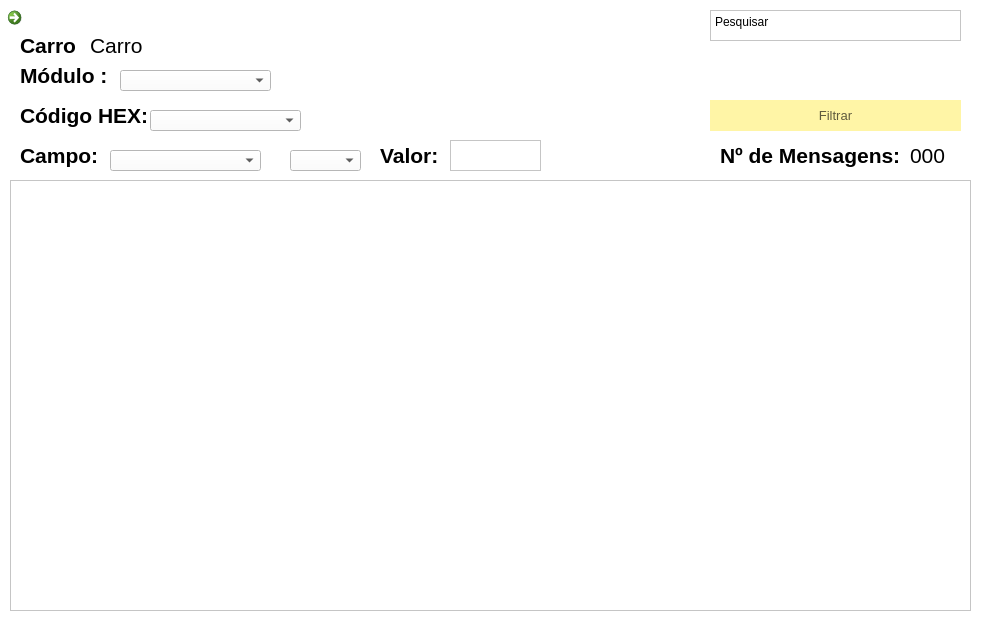
Old version of the form FSIPLeiria/tabeladados.ui in the repository tatianascgil/Projeto_Informatico_Formula_Student_Barramento_CAN.
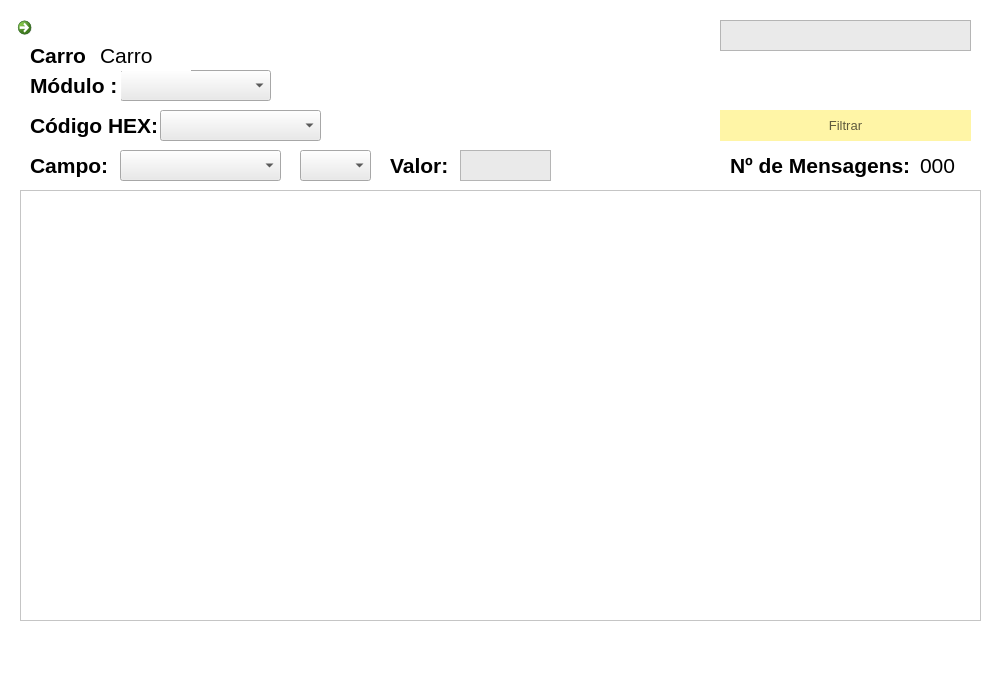
New version of the form. Icons and pictures are not drawn.

Commit message: Tabela de dados e bugs corrigidos

Diff of the .ui file:
```diff
--- a/FSIPLeiria/tabeladados.ui
+++ b/FSIPLeiria/tabeladados.ui
@@ -1,13 +1,13 @@
 <?xml version="1.0" encoding="UTF-8"?>
 <ui version="4.0">
- <class>Form</class>
- <widget class="QWidget" name="Form">
+ <class>TabelaDados</class>
+ <widget class="QDialog" name="TabelaDados">
   <property name="geometry">
    <rect>
     <x>0</x>
     <y>0</y>
-    <width>984</width>
-    <height>626</height>
+    <width>1000</width>
+    <height>700</height>
    </rect>
   </property>
   <property name="windowTitle">
@@ -20,251 +20,18 @@
   <widget class="QTableView" name="tableViewTabelaDados">
    <property name="geometry">
     <rect>
-     <x>10</x>
-     <y>180</y>
+     <x>20</x>
+     <y>190</y>
      <width>961</width>
      <height>431</height>
     </rect>
    </property>
   </widget>
-  <widget class="QCommandLinkButton" name="commandButtonVoltar">
-   <property name="geometry">
-    <rect>
-     <x>0</x>
-     <y>0</y>
-     <width>31</width>
-     <height>31</height>
-    </rect>
-   </property>
-   <property name="cursor">
-    <cursorShape>PointingHandCursor</cursorShape>
-   </property>
-   <property name="text">
-    <string/>
-   </property>
-   <property name="icon">
-    <iconset>
-     <normaloff>../setavoltar.ico</normaloff>../setavoltar.ico</iconset>
-   </property>
-  </widget>
-  <widget class="QLabel" name="label_3">
-   <property name="geometry">
-    <rect>
-     <x>20</x>
-     <y>30</y>
-     <width>71</width>
-     <height>31</height>
-    </rect>
-   </property>
-   <property name="font">
-    <font>
-     <pointsize>16</pointsize>
-     <bold>true</bold>
-    </font>
-   </property>
-   <property name="text">
-    <string>Carro</string>
-   </property>
-  </widget>
-  <widget class="QLabel" name="label">
-   <property name="geometry">
-    <rect>
-     <x>20</x>
-     <y>60</y>
-     <width>91</width>
-     <height>31</height>
-    </rect>
-   </property>
-   <property name="font">
-    <font>
-     <pointsize>16</pointsize>
-     <bold>true</bold>
-    </font>
-   </property>
-   <property name="text">
-    <string>Módulo :</string>
-   </property>
-  </widget>
-  <widget class="QLabel" name="labelNomeCarro">
-   <property name="geometry">
-    <rect>
-     <x>90</x>
-     <y>30</y>
-     <width>91</width>
-     <height>31</height>
-    </rect>
-   </property>
-   <property name="font">
-    <font>
-     <pointsize>16</pointsize>
-    </font>
-   </property>
-   <property name="text">
-    <string>Carro</string>
-   </property>
-  </widget>
-  <widget class="QLabel" name="label_2">
-   <property name="geometry">
-    <rect>
-     <x>20</x>
-     <y>100</y>
-     <width>131</width>
-     <height>31</height>
-    </rect>
-   </property>
-   <property name="font">
-    <font>
-     <pointsize>16</pointsize>
-     <bold>true</bold>
-    </font>
-   </property>
-   <property name="text">
-    <string>Código HEX:</string>
-   </property>
-  </widget>
-  <widget class="QLabel" name="label_4">
-   <property name="geometry">
-    <rect>
-     <x>20</x>
-     <y>140</y>
-     <width>81</width>
-     <height>31</height>
-    </rect>
-   </property>
-   <property name="font">
-    <font>
-     <pointsize>16</pointsize>
-     <bold>true</bold>
-    </font>
-   </property>
-   <property name="text">
-    <string>Campo:</string>
-   </property>
-  </widget>
-  <widget class="QLabel" name="label_5">
-   <property name="geometry">
-    <rect>
-     <x>380</x>
-     <y>140</y>
-     <width>81</width>
-     <height>31</height>
-    </rect>
-   </property>
-   <property name="font">
-    <font>
-     <pointsize>16</pointsize>
-     <bold>true</bold>
-    </font>
-   </property>
-   <property name="text">
-    <string>Valor:</string>
-   </property>
-  </widget>
-  <widget class="QPlainTextEdit" name="plainTextEditValor">
-   <property name="geometry">
-    <rect>
-     <x>450</x>
-     <y>140</y>
-     <width>91</width>
-     <height>31</height>
-    </rect>
-   </property>
-  </widget>
-  <widget class="QPlainTextEdit" name="plainTextEditPesquisa">
-   <property name="geometry">
-    <rect>
-     <x>710</x>
-     <y>10</y>
-     <width>251</width>
-     <height>31</height>
-    </rect>
-   </property>
-   <property name="plainText">
-    <string>Pesquisar</string>
-   </property>
-  </widget>
-  <widget class="QComboBox" name="comboBoxModulo">
-   <property name="geometry">
-    <rect>
-     <x>120</x>
-     <y>70</y>
-     <width>151</width>
-     <height>21</height>
-    </rect>
-   </property>
-  </widget>
-  <widget class="QComboBox" name="comboBoxCodigoHEX">
-   <property name="geometry">
-    <rect>
-     <x>150</x>
-     <y>110</y>
-     <width>151</width>
-     <height>21</height>
-    </rect>
-   </property>
-  </widget>
-  <widget class="QComboBox" name="comboBoxCampo">
-   <property name="geometry">
-    <rect>
-     <x>110</x>
-     <y>150</y>
-     <width>151</width>
-     <height>21</height>
-    </rect>
-   </property>
-  </widget>
-  <widget class="QComboBox" name="comboBoxCampo2">
-   <property name="geometry">
-    <rect>
-     <x>290</x>
-     <y>150</y>
-     <width>71</width>
-     <height>21</height>
-    </rect>
-   </property>
-  </widget>
-  <widget class="QLabel" name="label_6">
-   <property name="geometry">
-    <rect>
-     <x>720</x>
-     <y>140</y>
-     <width>191</width>
-     <height>31</height>
-    </rect>
-   </property>
-   <property name="font">
-    <font>
-     <pointsize>16</pointsize>
-     <bold>true</bold>
-    </font>
-   </property>
-   <property name="text">
-    <string>Nº de Mensagens:</string>
-   </property>
-  </widget>
-  <widget class="QLabel" name="labelNMensagens">
-   <property name="geometry">
-    <rect>
-     <x>910</x>
-     <y>140</y>
-     <width>41</width>
-     <height>31</height>
-    </rect>
-   </property>
-   <property name="font">
-    <font>
-     <pointsize>16</pointsize>
-    </font>
-   </property>
-   <property name="text">
-    <string>000</string>
-   </property>
-  </widget>
   <widget class="QPushButton" name="btnFiltrar">
    <property name="geometry">
     <rect>
-     <x>710</x>
-     <y>100</y>
+     <x>720</x>
+     <y>110</y>
      <width>251</width>
      <height>31</height>
     </rect>
@@ -297,6 +64,275 @@
     <string>Filtrar</string>
    </property>
   </widget>
+  <widget class="QComboBox" name="comboBoxModulo">
+   <property name="geometry">
+    <rect>
+     <x>120</x>
+     <y>70</y>
+     <width>151</width>
+     <height>31</height>
+    </rect>
+   </property>
+   <property name="styleSheet">
+    <string notr="true">background:rgb(234, 234, 234)</string>
+   </property>
+   <property name="placeholderText">
+    <string>&lt;Selecionar Módulo&gt;</string>
+   </property>
+  </widget>
+  <widget class="QPlainTextEdit" name="plainTextEditPesquisa">
+   <property name="geometry">
+    <rect>
+     <x>720</x>
+     <y>20</y>
+     <width>251</width>
+     <height>31</height>
+    </rect>
+   </property>
+   <property name="styleSheet">
+    <string notr="true">background:rgb(234, 234, 234)</string>
+   </property>
+   <property name="plainText">
+    <string/>
+   </property>
+   <property name="placeholderText">
+    <string>Pesquisar</string>
+   </property>
+  </widget>
+  <widget class="QComboBox" name="comboBoxOperador">
+   <property name="geometry">
+    <rect>
+     <x>300</x>
+     <y>150</y>
+     <width>71</width>
+     <height>31</height>
+    </rect>
+   </property>
+   <property name="styleSheet">
+    <string notr="true">background:rgb(234, 234, 234)</string>
+   </property>
+   <property name="currentIndex">
+    <number>-1</number>
+   </property>
+   <property name="placeholderText">
+    <string/>
+   </property>
+  </widget>
+  <widget class="QLabel" name="label_4">
+   <property name="geometry">
+    <rect>
+     <x>30</x>
+     <y>150</y>
+     <width>81</width>
+     <height>31</height>
+    </rect>
+   </property>
+   <property name="font">
+    <font>
+     <pointsize>16</pointsize>
+     <bold>true</bold>
+    </font>
+   </property>
+   <property name="text">
+    <string>Campo:</string>
+   </property>
+  </widget>
+  <widget class="QLabel" name="label_6">
+   <property name="geometry">
+    <rect>
+     <x>730</x>
+     <y>150</y>
+     <width>191</width>
+     <height>31</height>
+    </rect>
+   </property>
+   <property name="font">
+    <font>
+     <pointsize>16</pointsize>
+     <bold>true</bold>
+    </font>
+   </property>
+   <property name="text">
+    <string>Nº de Mensagens:</string>
+   </property>
+  </widget>
+  <widget class="QLabel" name="label_5">
+   <property name="geometry">
+    <rect>
+     <x>390</x>
+     <y>150</y>
+     <width>81</width>
+     <height>31</height>
+    </rect>
+   </property>
+   <property name="font">
+    <font>
+     <pointsize>16</pointsize>
+     <bold>true</bold>
+    </font>
+   </property>
+   <property name="text">
+    <string>Valor:</string>
+   </property>
+  </widget>
+  <widget class="QLabel" name="labelNMensagens">
+   <property name="geometry">
+    <rect>
+     <x>920</x>
+     <y>150</y>
+     <width>41</width>
+     <height>31</height>
+    </rect>
+   </property>
+   <property name="font">
+    <font>
+     <pointsize>16</pointsize>
+    </font>
+   </property>
+   <property name="text">
+    <string>000</string>
+   </property>
+  </widget>
+  <widget class="QLabel" name="label_2">
+   <property name="geometry">
+    <rect>
+     <x>30</x>
+     <y>110</y>
+     <width>131</width>
+     <height>31</height>
+    </rect>
+   </property>
+   <property name="font">
+    <font>
+     <pointsize>16</pointsize>
+     <bold>true</bold>
+    </font>
+   </property>
+   <property name="text">
+    <string>Código HEX:</string>
+   </property>
+  </widget>
+  <widget class="QComboBox" name="comboBoxCampo">
+   <property name="geometry">
+    <rect>
+     <x>120</x>
+     <y>150</y>
+     <width>161</width>
+     <height>31</height>
+    </rect>
+   </property>
+   <property name="styleSheet">
+    <string notr="true">background:rgb(234, 234, 234)</string>
+   </property>
+   <property name="placeholderText">
+    <string>&lt;Selecionar Campo&gt;</string>
+   </property>
+  </widget>
+  <widget class="QLabel" name="labelNomeCarro">
+   <property name="geometry">
+    <rect>
+     <x>100</x>
+     <y>40</y>
+     <width>91</width>
+     <height>31</height>
+    </rect>
+   </property>
+   <property name="font">
+    <font>
+     <pointsize>16</pointsize>
+    </font>
+   </property>
+   <property name="text">
+    <string>Carro</string>
+   </property>
+  </widget>
+  <widget class="QComboBox" name="comboBoxCodigoHEX">
+   <property name="geometry">
+    <rect>
+     <x>160</x>
+     <y>110</y>
+     <width>161</width>
+     <height>31</height>
+    </rect>
+   </property>
+   <property name="styleSheet">
+    <string notr="true">background:rgb(234, 234, 234)</string>
+   </property>
+   <property name="placeholderText">
+    <string>&lt;Selecionar Código Hex&gt;</string>
+   </property>
+  </widget>
+  <widget class="QLabel" name="label">
+   <property name="geometry">
+    <rect>
+     <x>30</x>
+     <y>70</y>
+     <width>91</width>
+     <height>31</height>
+    </rect>
+   </property>
+   <property name="font">
+    <font>
+     <pointsize>16</pointsize>
+     <bold>true</bold>
+    </font>
+   </property>
+   <property name="text">
+    <string>Módulo :</string>
+   </property>
+  </widget>
+  <widget class="QLabel" name="label_3">
+   <property name="geometry">
+    <rect>
+     <x>30</x>
+     <y>40</y>
+     <width>71</width>
+     <height>31</height>
+    </rect>
+   </property>
+   <property name="font">
+    <font>
+     <pointsize>16</pointsize>
+     <bold>true</bold>
+    </font>
+   </property>
+   <property name="text">
+    <string>Carro</string>
+   </property>
+  </widget>
+  <widget class="QCommandLinkButton" name="commandButtonVoltar">
+   <property name="geometry">
+    <rect>
+     <x>10</x>
+     <y>10</y>
+     <width>31</width>
+     <height>31</height>
+    </rect>
+   </property>
+   <property name="cursor">
+    <cursorShape>PointingHandCursor</cursorShape>
+   </property>
+   <property name="text">
+    <string/>
+   </property>
+   <property name="icon">
+    <iconset>
+     <normaloff>../setavoltar.ico</normaloff>../setavoltar.ico</iconset>
+   </property>
+  </widget>
+  <widget class="QPlainTextEdit" name="plainTextEditValor">
+   <property name="geometry">
+    <rect>
+     <x>460</x>
+     <y>150</y>
+     <width>91</width>
+     <height>31</height>
+    </rect>
+   </property>
+   <property name="styleSheet">
+    <string notr="true">background:rgb(234, 234, 234)</string>
+   </property>
+  </widget>
  </widget>
  <resources/>
  <connections/>
```
Left out of the diff: 9 changed lines with no effect on the pictures. The commit also changes 57 other files.
